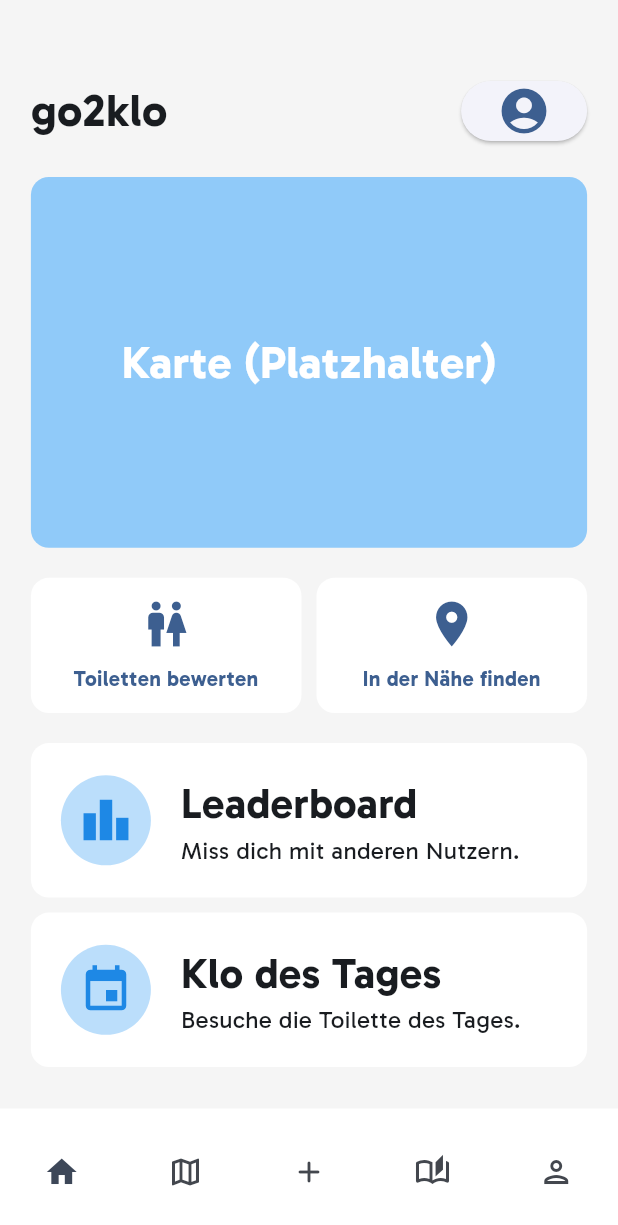
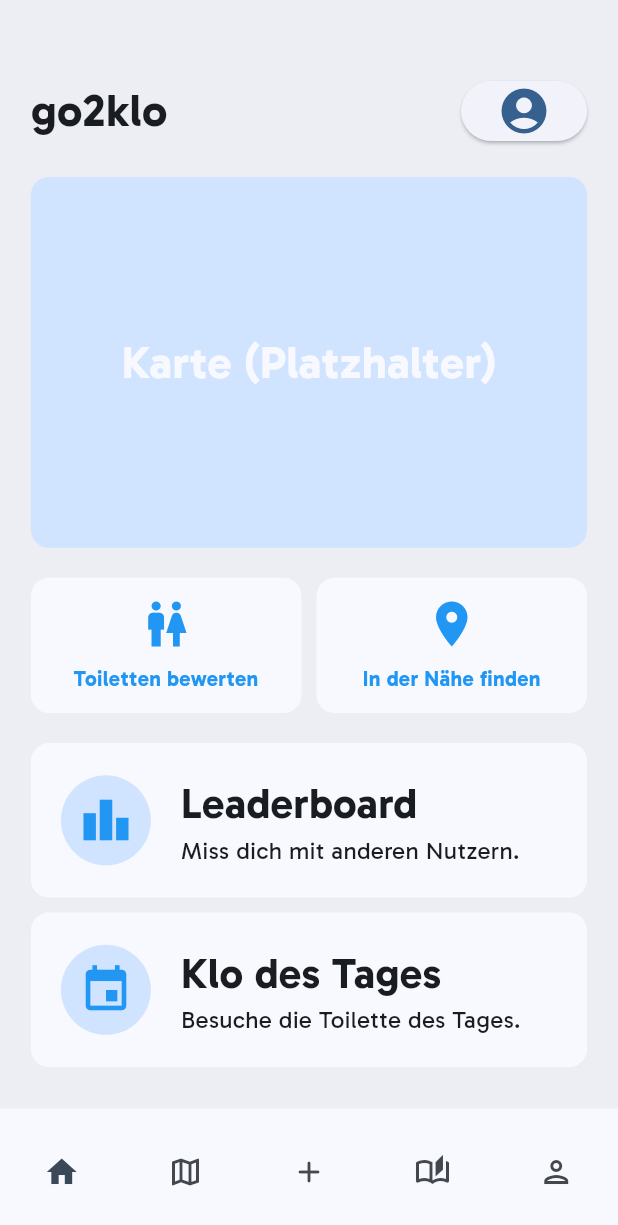
Before and after one commit to czett/go2klo_mobile, a Flutter app: the screen it shows after launch, on a phone screen of 412 x 824 dp. Shown: the top 1225 px of the screen. Run offline on Flutter 3.47's test engine with Material 3 defaults, Android fonts, the phone set to English and light mode, and no system bars.

Commit message:
ui conversion to theme with seed color blue :3

```diff
--- a/lib/main.dart
+++ b/lib/main.dart
@@ -1,5 +1,4 @@
 import 'package:flutter/material.dart';
-import 'package:flutter/rendering.dart'; // Beibehalten, falls benötigt
 
 void main() {
   runApp(const MyApp());
@@ -15,7 +14,11 @@
       theme: ThemeData(
         // Den Hex-Wert #1776d6 in ein Color-Objekt umwandeln.
         // Der Präfix 0xFF ist notwendig, um einen 32-Bit ARGB-Wert darzustellen.
-        colorScheme: ColorScheme.fromSeed(seedColor: const Color(0xFF1776d6)),
+        colorScheme: ColorScheme.fromSeed(
+          seedColor: Colors.blue,
+          // seedColor: const Color.fromARGB(255, 28, 142, 255),
+          brightness: Brightness.light,
+        ),
         useMaterial3: true,
         fontFamily: "Gabarito", // Deine Schriftart Gabarito
       ),
@@ -44,8 +47,10 @@
     final screenWidth = MediaQuery.of(context).size.width;
 
     return <Widget>[
-      // Seite 1: Home-Seite mit deinen Layout-Elementen
-      SingleChildScrollView( // Ermöglicht das Scrollen, wenn der Inhalt zu lang ist
+
+      // HOME PAGE FOLLOWS
+
+      SingleChildScrollView(
         child: Center(
           child: Column(
             children: [
@@ -65,9 +70,9 @@
                         print("Profil Button geklickt!");
                       },
                       child: Icon(
-                        Icons.account_circle, // Profil-Icon
+                        Icons.account_circle,
                         size: 36,
-                        color: Theme.of(context).colorScheme.primary, // Blaue Icon-Farbe aus dem Theme
+                        color: Theme.of(context).colorScheme.primary,
                       ),
                     )
                   ],
@@ -81,14 +86,14 @@
                   aspectRatio: 1.5, // Beispiel: 16:9 Verhältnis (Breite zu Höhe)
                   child: Container(
                     decoration: BoxDecoration(
-                      color: const Color(0xFF90CAF9), // Deine spezifische Farbe (Colors.blue.shade200)
+                      color: Theme.of(context).colorScheme.primaryContainer,
                       borderRadius: BorderRadius.all(Radius.circular(12.0)),
                     ),
-                    child: const Center(
+                    child: Center(
                       child: Text(
                         'Karte (Platzhalter)',
                         style: TextStyle(
-                          color: Colors.white, // Farbe angepasst für besseren Kontrast
+                          color: Theme.of(context).colorScheme.surface, // Farbe angepasst für besseren Kontrast
                           fontSize: 30,
                           fontWeight: FontWeight.bold,
                         ),
@@ -116,7 +121,7 @@
                           },
                           child: Container(
                             decoration: BoxDecoration(
-                              color: Colors.white, // Heller Hintergrund
+                              color: Theme.of(context).colorScheme.surface, // Heller Hintergrund
                               borderRadius: BorderRadius.all(Radius.circular(12.0)),
                             ),
                             child: Column(
@@ -125,14 +130,14 @@
                                 Icon(
                                   Icons.wc, // Toiletten-Icon
                                   size: 36,
-                                  color: Theme.of(context).colorScheme.primary, // Blaue Icon-Farbe
+                                  color: Colors.blue, // Blaue Icon-Farbe
                                 ),
                                 const SizedBox(height: 8),
                                 Text(
                                   'Toiletten bewerten',
                                   textAlign: TextAlign.center,
                                   style: TextStyle(
-                                    color: Theme.of(context).colorScheme.primary, // Blaue Textfarbe
+                                    color: Colors.blue, // Blaue Textfarbe
                                     fontSize: 14,
                                     fontWeight: FontWeight.bold,
                                   ),
@@ -156,7 +161,7 @@
                           },
                           child: Container(
                             decoration: BoxDecoration(
-                              color: Colors.white, // Heller Hintergrund
+                              color: Theme.of(context).colorScheme.surface, // Heller Hintergrund
                               borderRadius: BorderRadius.all(Radius.circular(12.0)),
                             ),
                             child: Column(
@@ -165,14 +170,14 @@
                                 Icon(
                                   Icons.location_on, // Standort-Icon
                                   size: 36,
-                                  color: Theme.of(context).colorScheme.primary, // Blaue Icon-Farbe
+                                  color: Colors.blue, // Blaue Icon-Farbe
                                 ),
                                 const SizedBox(height: 8),
                                 Text(
                                   'In der Nähe finden',
                                   textAlign: TextAlign.center,
                                   style: TextStyle(
-                                    color: Theme.of(context).colorScheme.primary, // Blaue Textfarbe
+                                    color: Colors.blue, // Blaue Textfarbe
                                     fontSize: 14,
                                     fontWeight: FontWeight.bold,
                                   ),
@@ -195,7 +200,7 @@
                     Container(
                       padding: const EdgeInsets.all(20),
                       decoration: BoxDecoration(
-                        color: Colors.white,
+                        color: Theme.of(context).colorScheme.surface,
                         borderRadius: const BorderRadius.all(Radius.circular(12.0)),
                       ),
                       child: Row(
@@ -205,13 +210,13 @@
                             height: 60,
                             width: 60,
                             decoration: BoxDecoration(
-                              color: Colors.blue.shade100,
+                              color: Theme.of(context).colorScheme.primaryContainer,
                               borderRadius: BorderRadius.circular(40),
                             ),
                             child: Icon(
                               Icons.leaderboard, // Icon für Leaderboard
                               size: 36,
-                              color: Colors.blue.shade600,
+                              color: Colors.blue,
                             ),
                           ),
                           const SizedBox(width: 20), // Abstand zwischen Icon und Text
@@ -242,7 +247,7 @@
                     Container(
                       padding: const EdgeInsets.all(20),
                       decoration: BoxDecoration(
-                        color: Colors.white,
+                        color: Theme.of(context).colorScheme.surface,
                         borderRadius: const BorderRadius.all(Radius.circular(12.0)),
                       ),
                       child: Row(
@@ -252,13 +257,13 @@
                             height: 60,
                             width: 60,
                             decoration: BoxDecoration(
-                              color: Colors.blue.shade100,
+                              color: Theme.of(context).colorScheme.primaryContainer,
                               borderRadius: BorderRadius.circular(40),
                             ),
                             child: Icon(
                               Icons.event, // Icon für Klo des Tages
                               size: 36,
-                              color: Colors.blue.shade600,
+                              color: Colors.blue,
                             ),
                           ),
                           const SizedBox(width: 20), // Abstand zwischen Icon und Text
@@ -293,29 +298,24 @@
           ),
         ),
       ),
-
-      // Seite 2: Eine Beispielseite
       const Center(
         child: Text(
           'Suchen Seite (Platzhalter)',
           style: TextStyle(fontSize: 30, fontWeight: FontWeight.bold),
         ),
       ),
-      // Seite 3: Eine Beispielseite
       const Center(
         child: Text(
           'Hinzufügen Seite (Platzhalter)',
           style: TextStyle(fontSize: 30, fontWeight: FontWeight.bold),
         ),
       ),
-      // Seite 4: Eine Beispielseite
       const Center(
         child: Text(
           'Benachrichtigungen Seite (Platzhalter)',
           style: TextStyle(fontSize: 30, fontWeight: FontWeight.bold),
         ),
       ),
-      // Seite 5: Eine Beispielseite
       const Center(
         child: Text(
           'Profil Seite (Platzhalter)',
@@ -325,7 +325,6 @@
     ];
   }
 
-  // Callback-Funktion, die aufgerufen wird, wenn ein Tab getippt wird
   void _onDestinationSelected(int index) {
     setState(() {
       _selectedIndex = index;
@@ -335,17 +334,16 @@
   @override
   Widget build(BuildContext context) {
     return Scaffold(
-      backgroundColor: Colors.grey.shade100,
-      body: _pages(context)[_selectedIndex], // Zeigt die aktuell ausgewählte Seite an
+      backgroundColor: Theme.of(context).colorScheme.surfaceContainer,
+      body: _pages(context)[_selectedIndex],
       bottomNavigationBar: NavigationBarTheme(
         data: NavigationBarThemeData(
           labelBehavior: NavigationDestinationLabelBehavior.alwaysHide,
           height: 85,
           indicatorColor: Colors.transparent,
-          backgroundColor: Colors.white,
+          backgroundColor: Theme.of(context).colorScheme.surface,
         ),
         child: NavigationBar(
-          // indicatorShape: CircleBorder(),
           selectedIndex: _selectedIndex,
           onDestinationSelected: _onDestinationSelected,
           surfaceTintColor: Colors.transparent,
```
